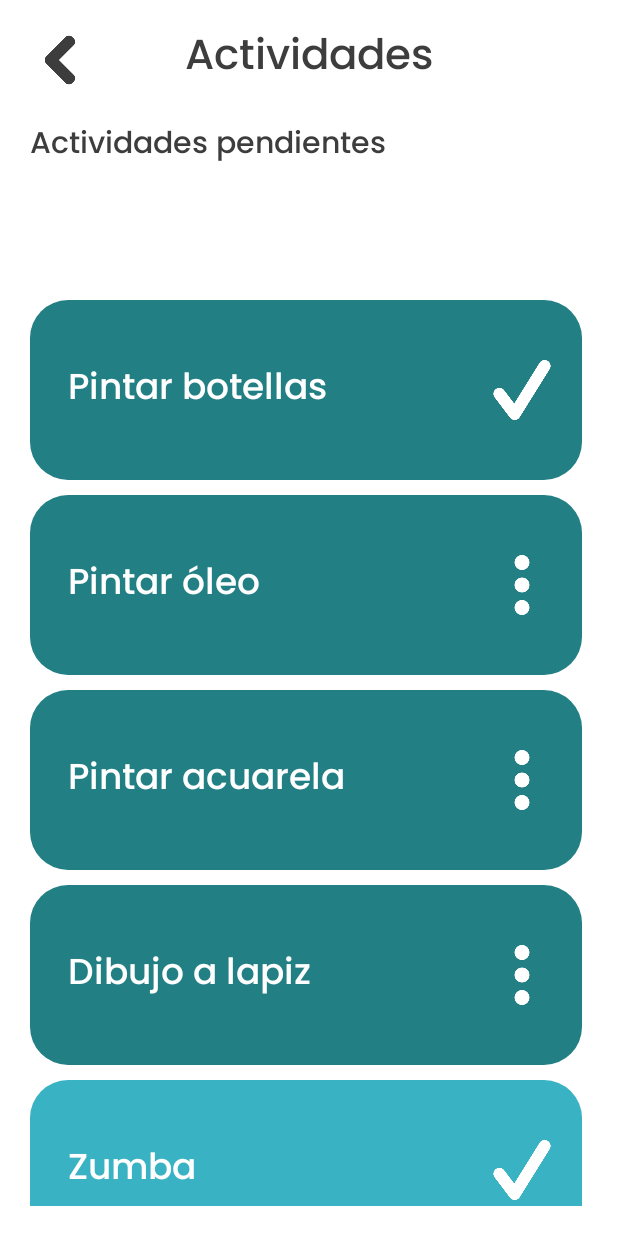
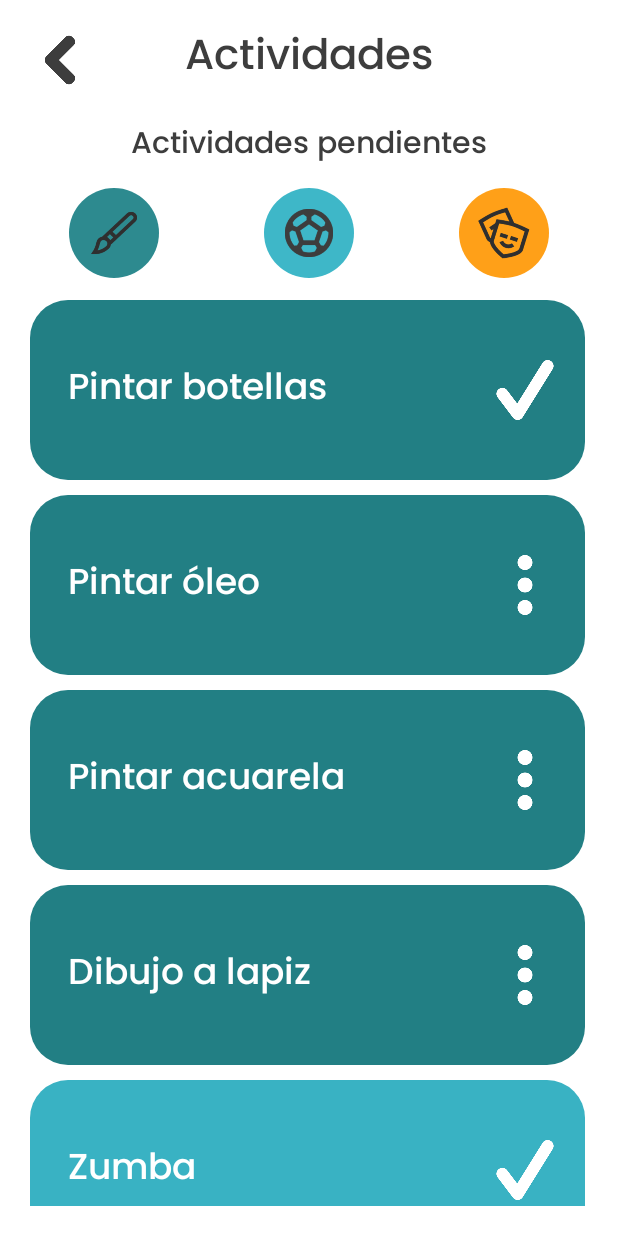
Before and after one commit to joseaoviedo/JolgorioApp, an Android app: the screen it shows after launch (ActivityListActivity), on a phone screen of 412 x 824 dp. Run offline under Robolectric (Android 15) with nearby library versions, the phone set to English and light mode, and no system bars; our stand-ins replace CircleImageView.

Commit message:
Cambios a la lista de actividades y agrego el layout para la actividad

```diff
--- a/app/src/main/res/layout/fragment_activities.xml
+++ b/app/src/main/res/layout/fragment_activities.xml
@@ -29,17 +29,42 @@
         android:layout_width="wrap_content"
         android:layout_height="wrap_content"
         android:text="Actividades pendientes"
+        android:layout_centerHorizontal="true"
         android:fontFamily="@font/poppins_medium"
         android:textSize="20sp"
         android:textColor="#3d3d3d"
         android:layout_marginLeft="20dp"
         android:layout_marginTop="80dp"/>
 
+    <LinearLayout
+        android:layout_height="wrap_content"
+        android:layout_width="wrap_content"
+        android:layout_marginTop="125dp"
+        android:layout_centerHorizontal="true">
+        <de.hdodenhof.circleimageview.CircleImageView
+            android:layout_width="60dp"
+            android:layout_height="60dp"
+            android:src="@drawable/artistica_icon"/>
+
+
+        <de.hdodenhof.circleimageview.CircleImageView
+            android:layout_width="60dp"
+            android:layout_height="60dp"
+            android:layout_marginRight="70dp"
+            android:layout_marginLeft="70dp"
+            android:src="@drawable/deportiva_icon"/>
+
+        <de.hdodenhof.circleimageview.CircleImageView
+            android:layout_width="60dp"
+            android:layout_height="60dp"
+            android:src="@drawable/cultural_icon"/>
+
+    </LinearLayout>
 
     <androidx.recyclerview.widget.RecyclerView
         android:id="@+id/recycler_view"
-        android:layout_width="368dp"
-        android:layout_height="701dp"
+        android:layout_width="370dp"
+        android:layout_height="700dp"
         android:layout_marginLeft="20dp"
         android:layout_marginTop="200dp"
         android:layout_marginRight="20dp"
```
Also changed, not shown: app/src/main/res/layout/fragment_activity.xml (added, +22 -0 lines), app/src/main/res/drawable-v24/Icono.png (added), app/src/main/res/drawable-v24/artistica_icon.png (added), app/src/main/res/drawable-v24/artisticas.png (added), app/src/main/res/drawable-v24/cultural_icon.png (added), app/src/main/res/drawable-v24/culturales.png (added), app/src/main/res/drawable-v24/deportiva_icon.png (added), app/src/main/res/drawable-v24/deportivos.png (added).
